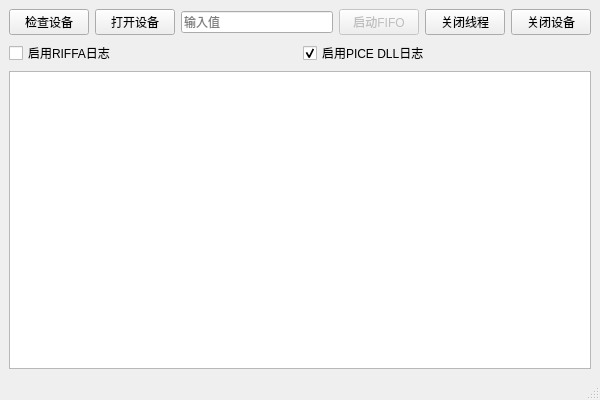
Qt form testwindow.ui (motto1/pcie_riffa) before a commit.
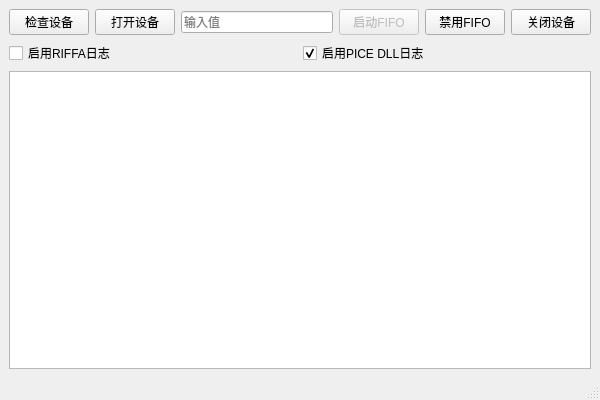
The same form after that commit.

```diff
--- a/testwindow.ui
+++ b/testwindow.ui
@@ -51,7 +51,7 @@
       <item>
        <widget class="QPushButton" name="btnToggleFifo">
         <property name="text">
-         <string>关闭线程</string>
+         <string>禁用FIFO</string>
         </property>
        </widget>
       </item>
```
